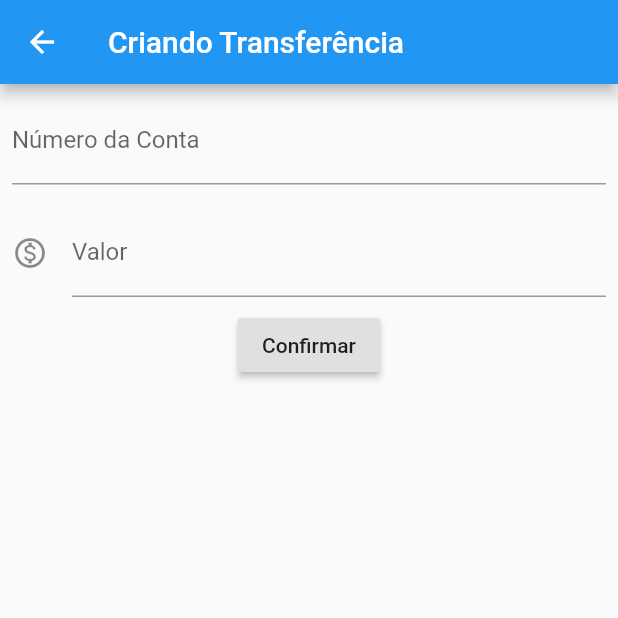
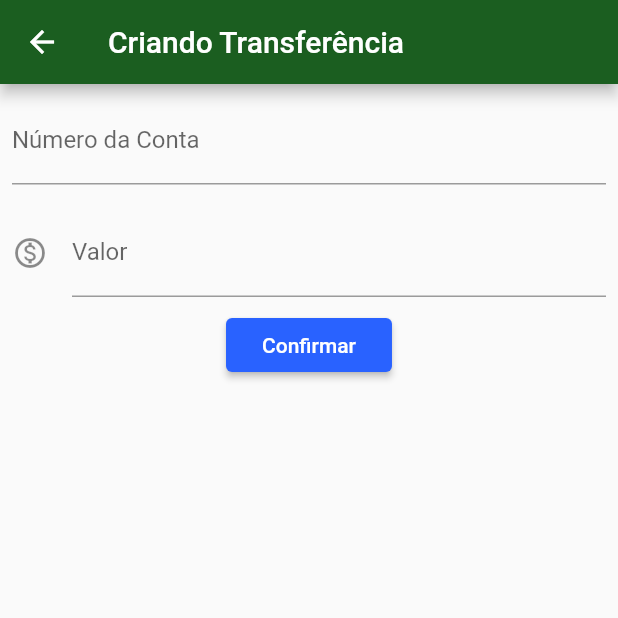
Before and after one commit to jos3duardo/bank-app, a Flutter app: the screen it shows after launch, after a tap on the "add" icon, on a phone screen of 412 x 824 dp, the top half of it. Run offline on Flutter 3.47's test engine with Material 2 defaults, Android fonts, the phone set to English and light mode, and no system bars.

Commit message:
trabalhando com layout em paisagem e resolvendo bugs, melhorando o layout

```diff
--- a/lib/main.dart
+++ b/lib/main.dart
@@ -1,20 +1,33 @@
 import 'package:flutter/material.dart';
 
-void main() {
-  runApp(BankApp());
-}
+void main() => runApp(BankApp());
 
 class BankApp extends StatelessWidget {
   @override
   Widget build(BuildContext context) {
     return MaterialApp(
-        home: Scaffold(
-          body: ListaTransferencias(),
-        ));
+      theme: ThemeData(
+        primaryColor: Colors.green[900],
+        accentColor: Colors.blueAccent[700],
+        buttonTheme: ButtonThemeData(
+          buttonColor: Colors.blueAccent[700],
+          textTheme: ButtonTextTheme.primary
+        ),
+      ),
+      home: ListaTransferencias(),
+    );
   }
 }
 
-class FormularioTransferencia extends StatelessWidget {
+class FormularioTransferencia extends StatefulWidget {
+  @override
+  State<StatefulWidget> createState() {
+    return FormularioTransferenciaState();
+  }
+}
+
+
+class FormularioTransferenciaState extends State<FormularioTransferencia> {
   final TextEditingController _controladorCampoNumeroConta =
   TextEditingController();
   final TextEditingController _controladorCampoValor = TextEditingController();
@@ -25,7 +38,8 @@ class FormularioTransferencia extends StatelessWidget {
         appBar: AppBar(
           title: Text('Criando Transferência'),
         ),
-        body: Column(
+        body: SingleChildScrollView(
+          child: Column(
             children: [
               Editor(
                   controlador: _controladorCampoNumeroConta,
@@ -42,6 +56,7 @@ class FormularioTransferencia extends StatelessWidget {
                 onPressed: () => _criaTransferencia(context),
               )
             ],
+          ),
         ));
   }
 
@@ -85,21 +100,27 @@ class Editor extends StatelessWidget {
   }
 }
 
-class ListaTransferencias extends StatelessWidget {
+class ListaTransferencias extends StatefulWidget {
 
   final List<Transferencia> _transferencias = List();
 
   @override
+  State<StatefulWidget> createState() {
+    return ListaTransferenciaState();
+  }
+}
+
+class ListaTransferenciaState extends State<ListaTransferencias> {
+  @override
   Widget build(BuildContext context) {
-    _transferencias.add(Transferencia(1000, 20999));
     return Scaffold(
       appBar: AppBar(
         title: Text('Transferências'),
       ),
       body: ListView.builder(
-        itemCount: _transferencias.length,
+        itemCount: widget._transferencias.length,
         itemBuilder: (context, indice) {
-          final transferencia = _transferencias[indice];
+          final transferencia = widget._transferencias[indice];
           return ItemTransferencias(transferencia);
         },
       ),
@@ -112,7 +133,11 @@ class ListaTransferencias extends StatelessWidget {
 
           future.then((transferenciaRecebida) {
             debugPrint('$transferenciaRecebida');
-            _transferencias.add(transferenciaRecebida);
+            if(transferenciaRecebida != null){
+              setState(() {
+                widget._transferencias.add(transferenciaRecebida);
+              });
+            }
           });
         },
 
```
Lines whose indentation alone changed are shown as unchanged.
